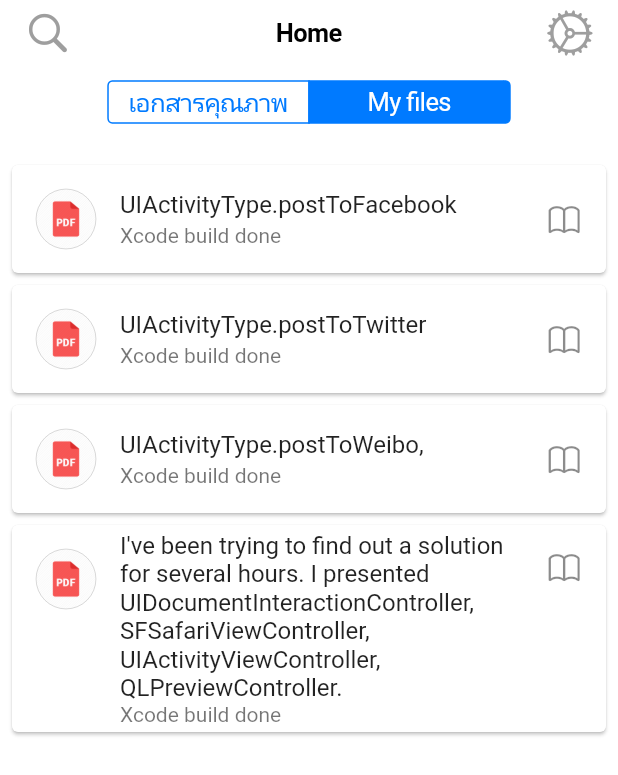
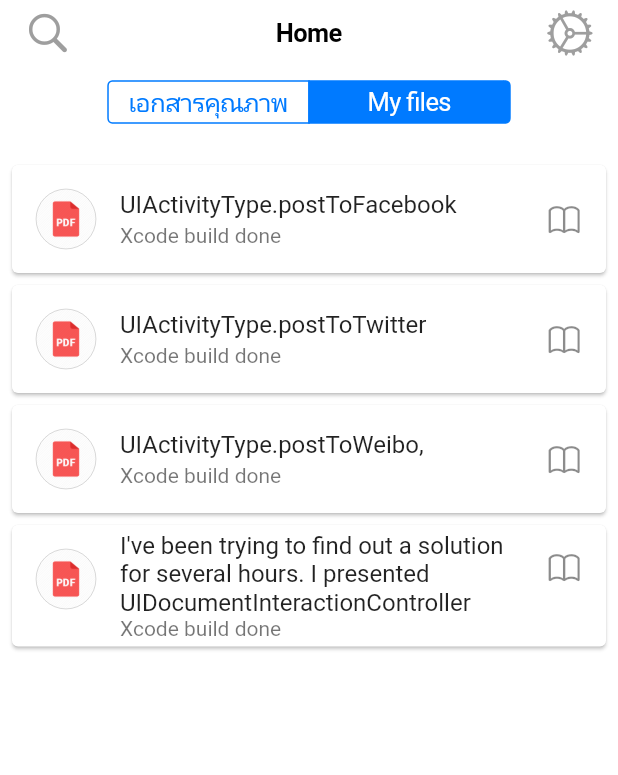
Before and after one commit to wk-j/flutter-cupertino, a Flutter app: the HomeWidget screen opened by its route, after a tap on "My files", on a phone screen of 412 x 824 dp. Shown: the top 775 px of the screen. Run offline on Flutter 3.47's test engine with Material 2 defaults, Android fonts, the phone set to English and light mode, and no system bars.

```diff
--- a/lib/home.dart
+++ b/lib/home.dart
@@ -42,7 +42,7 @@ class HomeState extends State<HomeWidget> {
     Item("UIActivityType.postToTwitter", "Xcode build done"),
     Item("UIActivityType.postToWeibo,", "Xcode build done"),
     Item(
-        "I've been trying to find out a solution for several hours. I presented UIDocumentInteractionController, SFSafariViewController, UIActivityViewController, QLPreviewController. ",
+        "I've been trying to find out a solution for several hours. I presented UIDocumentInteractionController",
         "Xcode build done"),
   ];
 
--- a/lib/login.dart
+++ b/lib/login.dart
@@ -81,6 +81,7 @@ class _LoginState extends State<LoginWidget> {
 
     return CupertinoPageScaffold(
       navigationBar: CupertinoNavigationBar(
+        leading: Icon(CupertinoIcons.home),
         middle: Text("Login"),
       ),
       child: Padding(
```
